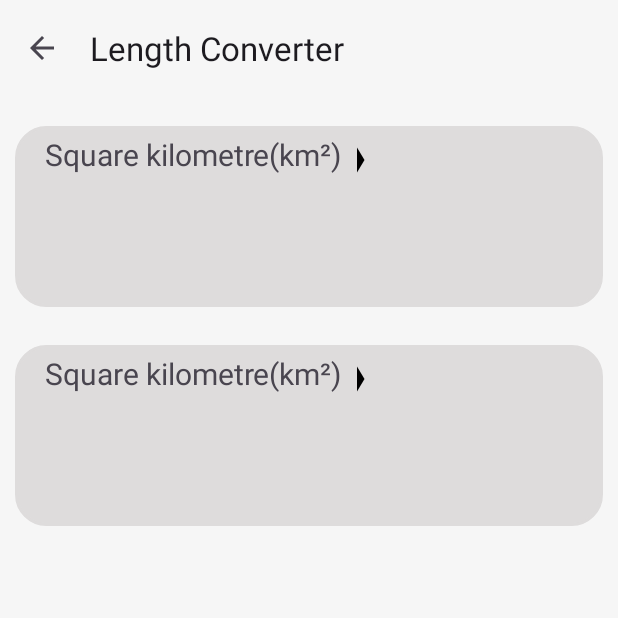
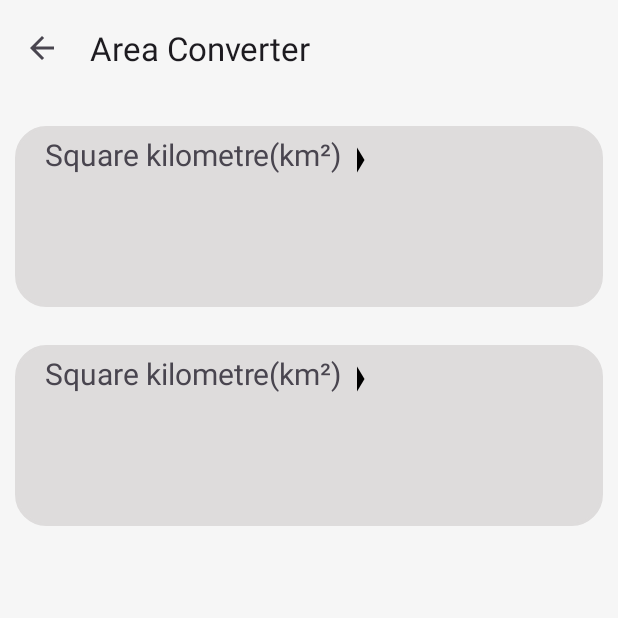
Before and after one commit to rjkrishna29/CalX, an Android app: the AreaConActivity screen opened directly, with no data from a screen before it, on a phone screen of 412 x 824 dp, the top half of it. Run offline under Robolectric (Android 15) with nearby library versions, the phone set to English and light mode, and no system bars.

Commit message:
Version 1.5.0

```diff
--- a/app/src/main/java/com/example/calx/AreaConActivity.java
+++ b/app/src/main/java/com/example/calx/AreaConActivity.java
@@ -37,7 +37,7 @@ public class AreaConActivity extends AppCompatActivity {
         setSupportActionBar(toolbar);
         if (getSupportActionBar() != null) {
             getSupportActionBar().setDisplayHomeAsUpEnabled(true);
-            getSupportActionBar().setTitle("Length Converter");
+            getSupportActionBar().setTitle("Area Converter");
         }
         textView1=findViewById(R.id.textView1);
         textView2=findViewById(R.id.textView2);
```
